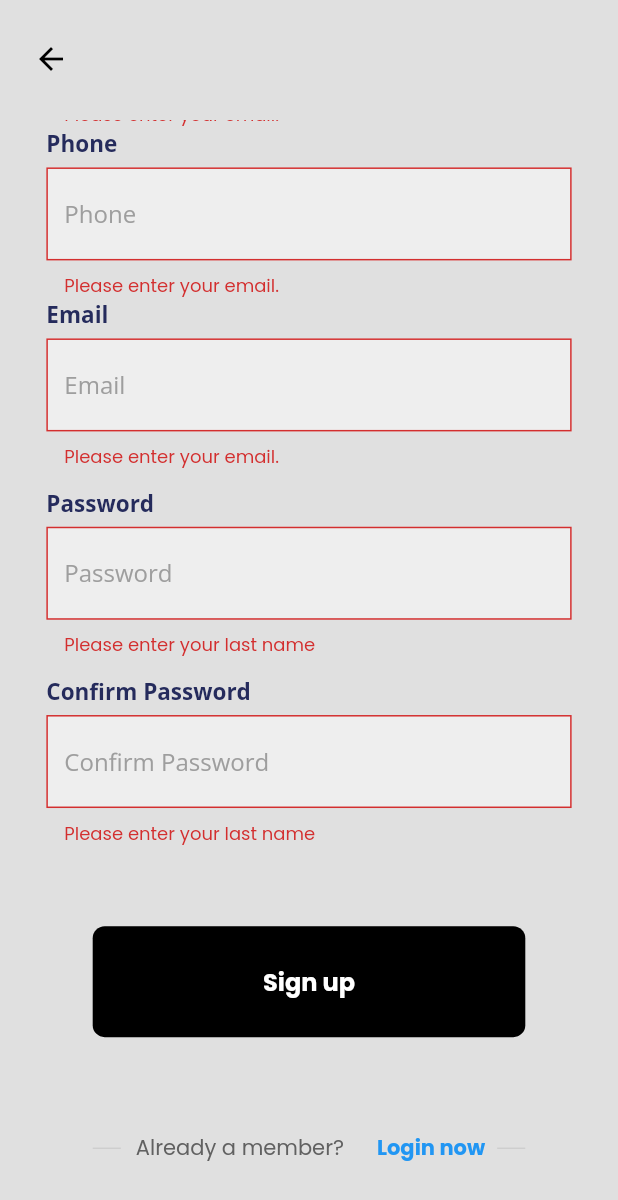
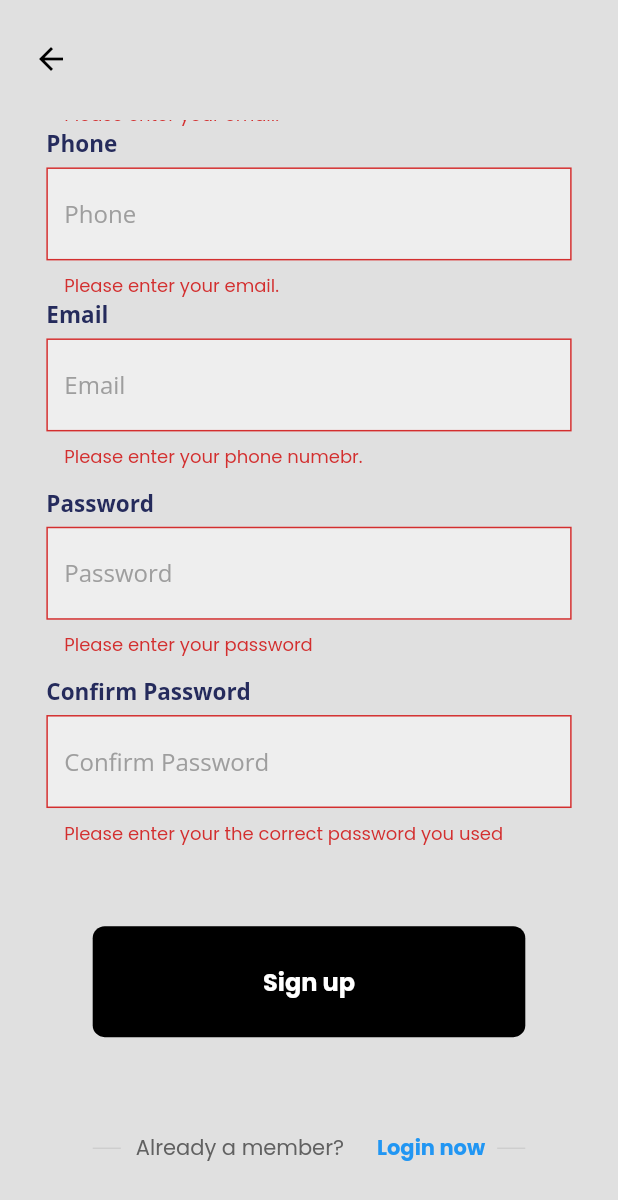
Before and after one commit to AAbdiqadir/MyfitnessApp, a Flutter app: the Register screen opened directly, scrolled down 309 dp, after a tap on "Sign up", on a phone screen of 412 x 824 dp. Shown: the top 1200 px of the screen. Run offline on Flutter 3.47's test engine with Material 2 defaults, Android fonts, the phone set to English and light mode, and no system bars; our stand-ins replace cloud_firestore, email_validator, file_picker, firebase_auth, firebase_core, fl_chart and 13 more; accounts and stored records are empty; network calls fail.

Commit message:
changes made

```diff
--- a/lib/main.dart
+++ b/lib/main.dart
@@ -93,7 +93,7 @@ class MyApp extends StatelessWidget {
       stream: FirebaseAuth.instance.authStateChanges(),
       builder: (context,snapshot){
         if(snapshot.hasData){
-          return Register();
+          return Homepage();
         }
         else{
           return intropage();
--- a/lib/model/exercises.dart
+++ b/lib/model/exercises.dart
@@ -8,6 +8,7 @@ class exercises{
   String Description;
   String video;
   String name;
+  String ExerciseId;
 
   exercises({
 
@@ -16,7 +17,8 @@ class exercises{
     required this.ExerciseAnatomy,
     required this.Description,
     required this.video,
-    required this.name
+    required this.name,
+    required this.ExerciseId
 
 });
 
@@ -26,7 +28,8 @@ class exercises{
     "ExerciseAnatomy":ExerciseAnatomy,
     "Description":Description,
     "video": video,
-    "name":name
+    "name":name,
+    "ExerciseId":ExerciseId
 
   };
   exercises.fromSnapshot(snapshot)
@@ -36,7 +39,10 @@ class exercises{
         ExerciseAnatomy = snapshot.data()["ExerciseAnatomy"],
         Description = snapshot.data()["Description"],
         video = snapshot.data()["video"],
-        type = snapshot.data()["type"];
+        type = snapshot.data()["type"],
+        ExerciseId = snapshot.data()["ExerciseId"]
+
+  ;
 
 
 
--- a/lib/pages/Homepage.dart
+++ b/lib/pages/Homepage.dart
@@ -41,6 +41,10 @@ class _HomepageState extends State<Homepage> {
   void initState() {
     // TODO: implement initState
     UserData().fetchuser();
+    Provider.of<CartModel>(context, listen: false).fetchmeals();
+    Provider.of<CartModel>(context, listen: false).fetchProducts();
+    Provider.of<CartModel>(context, listen: false).ingredientid();
+    Provider.of<CartModel>(context, listen: false).fetchworkouts();
     super.initState();
   }
 
--- a/lib/profile&managementscreen/workoutform.dart
+++ b/lib/profile&managementscreen/workoutform.dart
@@ -105,7 +105,8 @@ class workoutState extends State<workout> {
   Widget build(BuildContext context) {
     double height = MediaQuery.of(context).size.height;
     double width = MediaQuery.of(context).size.width;
-    return Scaffold(
+    return SafeArea(
+      child: Scaffold(
         backgroundColor: Colors.grey[300],
         key: context.read<MenuAppController>().scaffoldKey,
         appBar: Responsive.isMobile(context)? PreferredSize(
@@ -234,7 +235,7 @@ class workoutState extends State<workout> {
                                         crossAxisAlignment: CrossAxisAlignment.start,
                                         children: [
 
-                                        Text('Enter Food description',
+                                          Text('Enter Workout description',
                                             style: openSans.copyWith(
                                               fontSize: 20.0,
                                               fontWeight: FontWeight.w700,
@@ -339,6 +340,7 @@ class workoutState extends State<workout> {
             ),
           ],
         ),
+      ),
     );
   }
 }
--- a/lib/screens/caloriespage/drawer.dart
+++ b/lib/screens/caloriespage/drawer.dart
@@ -4,6 +4,7 @@ import 'package:get/get_core/src/get_main.dart';
 import 'package:google_fonts/google_fonts.dart';
 import 'package:myfitnessapp/pages/Homepage.dart';
 import 'package:myfitnessapp/profile&managementscreen/foodformpage.dart';
+import 'package:myfitnessapp/profile&managementscreen/workoutform.dart';
 import 'package:myfitnessapp/screens/caloriespage/responive.dart';
 
 import '../../pages/Workouts.dart';
@@ -34,7 +35,8 @@ List<ButtonsInfo> _buttonNames = [
   ButtonsInfo(title: "Food", icon: FontAwesomeIcons.utensils ,page: food()),
   ButtonsInfo(title: "Exercise", icon: FontAwesomeIcons.dumbbell,page: Workouts()),
   ButtonsInfo(title: "Meal Plan", icon: FontAwesomeIcons.nutritionix, page: MealScreen()),
-  ButtonsInfo(title: "Addfood", icon: FontAwesomeIcons.squarePlus, page:foodform())
+  ButtonsInfo(title: "Addfood", icon: FontAwesomeIcons.squarePlus, page:foodform()),
+  ButtonsInfo(title: "AddWorkout", icon: FontAwesomeIcons.squarePlus, page:workout())
 ];
 
 class DrawerPage extends StatefulWidget {
--- a/lib/screens/intropage/Login.dart
+++ b/lib/screens/intropage/Login.dart
@@ -15,7 +15,7 @@ import 'Registerpage.dart';
 import 'package:firebase_auth/firebase_auth.dart';
 
 import 'mainpage.dart';
-
+import 'Mmainpage.dart';
 
 class LoginScreen extends StatefulWidget {
   const LoginScreen({Key? key}) : super(key: key);
--- a/lib/screens/intropage/Registerpage.dart
+++ b/lib/screens/intropage/Registerpage.dart
@@ -1,9 +1,11 @@
 
+import 'package:cloud_firestore/cloud_firestore.dart';
 import 'package:flutter/material.dart';
 import 'package:get/get.dart';
 import 'package:google_fonts/google_fonts.dart';
 import 'package:lottie/lottie.dart';
 import 'package:myfitnessapp/screens/intropage/widgets/textfields.dart';
+import 'package:myfitnessapp/userprofile/user/user.dart';
 import 'package:string_validator/string_validator.dart';
 
 import '../../constants.dart';
@@ -11,6 +13,8 @@ import '../../responsive_design.dart';
 import 'Login.dart';
 import 'package:firebase_auth/firebase_auth.dart';
 import 'package:email_validator/email_validator.dart';
+
+import 'mainpage.dart';
 class Register extends StatefulWidget {
   const Register({Key? key}) : super(key: key);
 
@@ -24,6 +28,9 @@ class _RegisterState extends State<Register> {
   Future Signup() async{
     BuildContext dialogContext;
 
+
+    Users user = Users(name: username.text.trim(), email: emailController.text.trim(), phone: phone.text.trim(), aboutMeDescription: "coming soon ");
+
     showDialog(context: context,
         barrierDismissible: false,
         builder: (BuildContext context)
@@ -36,7 +43,8 @@ class _RegisterState extends State<Register> {
 
         });
     try {
-      await FirebaseAuth.instance.createUserWithEmailAndPassword(
+
+      UserCredential userCredential = await FirebaseAuth.instance.createUserWithEmailAndPassword(
           email: emailController.text.trim(),
           password: password.text.trim()
 
@@ -46,7 +54,12 @@ class _RegisterState extends State<Register> {
 
 
 
+
+
       );
+      String? useId = userCredential.user?.uid;
+
+      FirebaseFirestore.instance.collection("users").doc(useId).set(user.toJson());
     } on FirebaseAuthException catch(e){
       print(e);
       ScaffoldMessenger.of(context).showSnackBar(SnackBar(
@@ -253,7 +266,7 @@ class _RegisterState extends State<Register> {
                                     ],
                                   ),
 
-                                  textfields(field: "Username", vontroller: emailController,
+                                  textfields(field: "Username", vontroller: username,
                                       obsecure: false,
                                       onvalidate: (value) {
                                         if (value == null || value.isEmpty) {
@@ -262,7 +275,7 @@ class _RegisterState extends State<Register> {
                                         return null;
                                       }
                                   ),
-                                  textfields(field: "Phone", vontroller: emailController,
+                                  textfields(field: "Phone", vontroller: phone,
                                       obsecure: false,
                                       onvalidate: (value) {
                                         if (value == null || value.isEmpty) {
@@ -275,7 +288,7 @@ class _RegisterState extends State<Register> {
                                     obsecure: false,
                                     onvalidate: (value) {
                                       if (value == null || value.isEmpty) {
-                                        return 'Please enter your email.';
+                                        return 'Please enter your phone numebr.';
                                       }
                                       return null;
                                     }
@@ -286,7 +299,7 @@ class _RegisterState extends State<Register> {
                                     obsecure: true,
                                     onvalidate: (value) {
                                     if (value == null || value.isEmpty) {
-                                    return 'Please enter your last name';
+                                    return 'Please enter your password';
                                     }
                                     return null;
                                     },
@@ -296,7 +309,7 @@ class _RegisterState extends State<Register> {
                                     obsecure: true,
                                     onvalidate: (value) {
                                       if (value == null || value.isEmpty) {
-                                        return 'Please enter your last name';
+                                        return 'Please enter your the correct password you used';
                                       } else if (value != password.text ) {
                                         return 'Password is not the same';
                                       }
@@ -376,7 +389,7 @@ class _RegisterState extends State<Register> {
                                                if(x == "login"){
                                                  Get.back();}
                                                else{
-                                                 Get.to(()=> LoginScreen(),  arguments: "register",
+                                                 Get.to(()=> mainPage(),  arguments: "register",
                                                      );
 
                                                }
--- a/lib/screens/intropage/intropage.dart
+++ b/lib/screens/intropage/intropage.dart
@@ -9,6 +9,7 @@ import 'package:myfitnessapp/screens/intropage/widgets/textfields.dart';
 import '../../constants.dart';
 import '../../responsive_design.dart';
 import 'mainpage.dart';
+import 'Mmainpage.dart';
 class intropage extends StatefulWidget {
   const intropage({Key? key}) : super(key: key);
 
@@ -128,7 +129,7 @@ class _intropageState extends State<intropage> {
                                 children: [
                                   InkWell(
                                     onTap: (){
-                                      Get.to(()=> Register() ,arguments: "intropage",
+                                      Get.to(()=> _MmainPage() ,arguments: "intropage",
                                       transition: Transition.fade,
                                         duration: 1.5.seconds
                                       );
--- a/lib/screens/searchscreen/exercisedescriptionpage.dart
+++ b/lib/screens/searchscreen/exercisedescriptionpage.dart
@@ -7,10 +7,10 @@ import '../../responsive_design.dart';
 import 'exercisedescription.dart';
 class exercisedescription extends StatefulWidget {
    exercisedescription({Key? key,
-     required this.Exercises
+     required this.Exercise
   }) : super(key: key);
 
-   String Exercises;
+    exercises Exercise;
   @override
   State<exercisedescription> createState() => _exercisedescriptionState();
 }
@@ -47,7 +47,7 @@ class _exercisedescriptionState extends State<exercisedescription> {
               ],
             ),
           ),): null,
-        body: SingleChildScrollView(child: exercisedetails(video: widget.Exercises,)),
+         body: SingleChildScrollView(child: exercisedetails(workout: widget.Exercise,)),
       ),
     );
   }
--- a/lib/screens/searchscreen/item_tile.dart
+++ b/lib/screens/searchscreen/item_tile.dart
@@ -39,7 +39,7 @@ class featured extends StatelessWidget {
                   borderRadius: BorderRadius.all(Radius.circular(10)),
                   color: Colors.transparent,
                   image: DecorationImage(
-                    image: AssetImage(background),
+                    image: NetworkImage(background),
                     fit: BoxFit.cover,
 
 
--- a/lib/userprofile/pages/profile_page.dart
+++ b/lib/userprofile/pages/profile_page.dart
@@ -27,6 +27,7 @@ class _ProfilePageState extends State<ProfilePage> {
   @override
   void initState() {
     // TODO: implement initState
+    UserData().fetchuser();
 
     super.initState();
   }
--- a/lib/userprofile/user/user.dart
+++ b/lib/userprofile/user/user.dart
@@ -46,7 +46,7 @@ class Users {
   Map<String, dynamic> toJson() => {
         'name': name,
         'email': email,
-
+    'aboutMeDescription':aboutMeDescription,
         'phone': phone,
       };
 }
```
Also changed, not shown: lib/datatesting.dart (+8 -3 lines), lib/screens/dashboard/dashboard.dart (+0 -8 lines), lib/screens/intropage/Mmainpage.dart (added, +35 -0 lines), lib/screens/searchscreen/exercisedescription.dart (+5 -5 lines), lib/screens/searchscreen/searchpage.dart (+12 -9 lines). Lines whose indentation alone changed are shown as unchanged.
